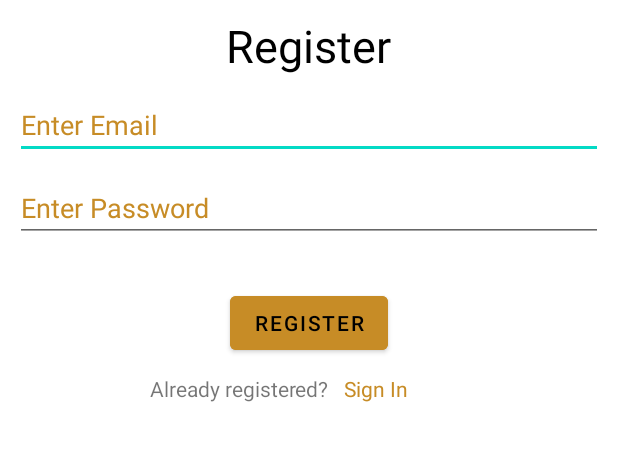
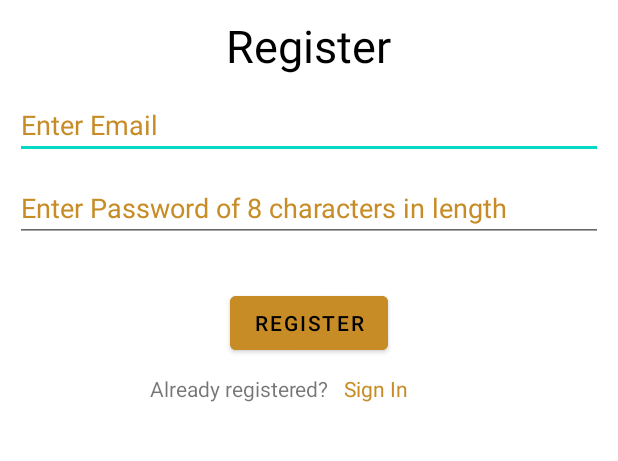
Before and after one commit to essyy/MyMoneyApp-1, an Android app: the RegisterActivity screen opened directly, with no data from a screen before it, on a phone screen of 412 x 824 dp, the part 300-761 px from its top. Run offline under Robolectric (Android 15) with nearby library versions, the phone set to English and light mode, and no system bars; our stand-ins replace Firebase (no records; nobody signed in at launch, a user with empty details on screens opened directly).

Commit message:
Editing of the signup

```diff
--- a/app/src/main/res/layout/activity_register.xml
+++ b/app/src/main/res/layout/activity_register.xml
@@ -46,7 +46,8 @@
         android:layout_marginTop="10dp"
         android:layout_marginHorizontal="10dp"
         android:textColorHint="@color/app_theme"
-        android:hint="Enter Password"
+        android:hint="Enter Password of 8 characters in length"
+
         android:inputType="textPassword"/>
 
     <Button
```
